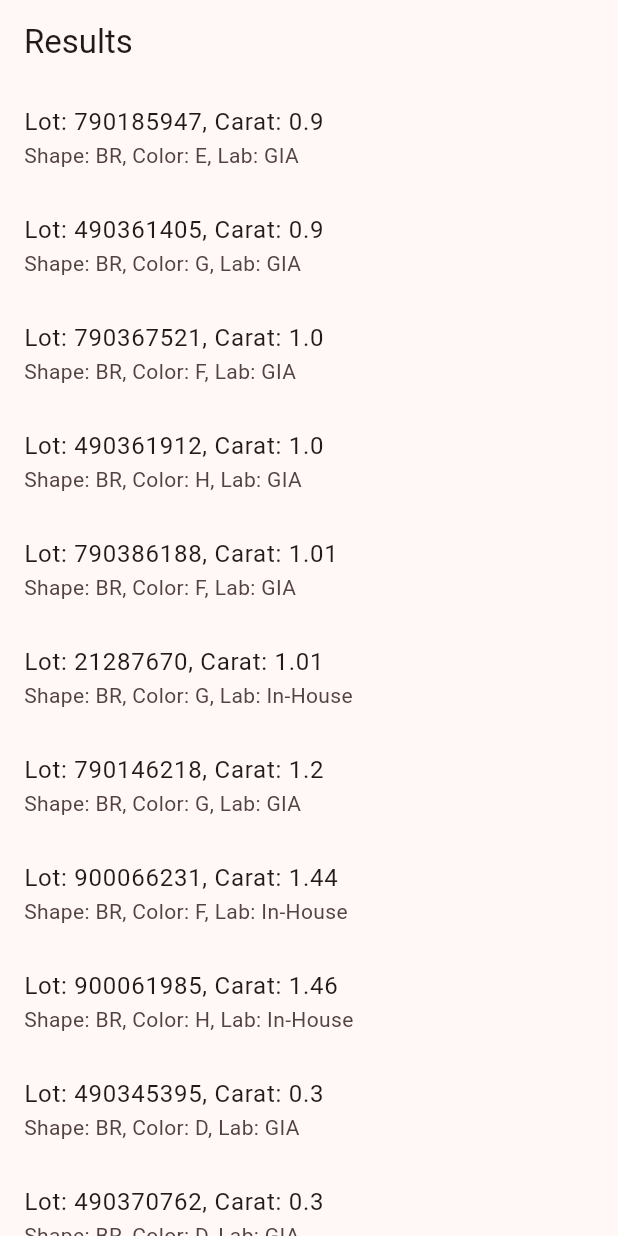
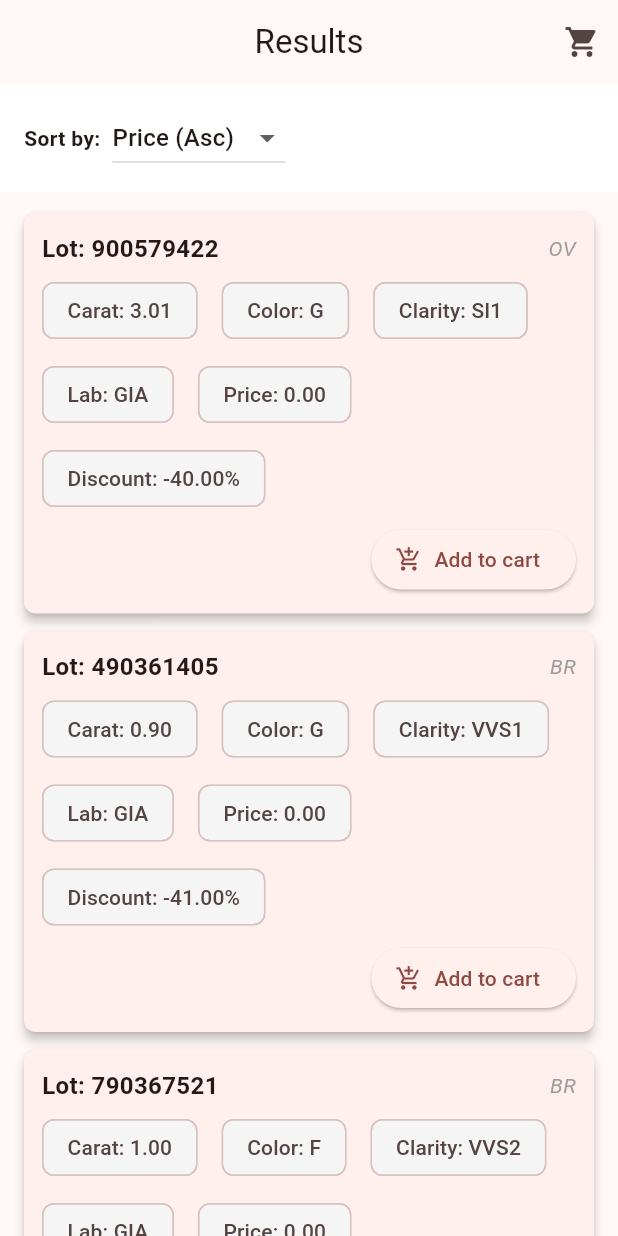
Before and after one commit to sakshamsri4/diamond_kgk_app, a Flutter app: the screen it shows after launch, after a tap on "Search", on a phone screen of 412 x 824 dp. Run offline on Flutter 3.47's test engine with Material 3 defaults, Android fonts, the phone set to English and light mode, and no system bars; our stand-ins replace bloc, equatable, flutter_bloc, get_it, go_router, hive and 1 more; accounts and stored records are empty; statements that could not run were skipped.

Commit message:
Refactor ResultsPage to use StatefulWidget; implement sorting functionality for diamond listings and add DiamondItemCard for improved UI presentation of diamond details.

```diff
--- a/lib/presentation/screens/results_page.dart
+++ b/lib/presentation/screens/results_page.dart
@@ -1,38 +1,142 @@
-// results_page.dart
 import 'package:diamond_kgk_app/bloc/filter/filter_event.dart';
+import 'package:diamond_kgk_app/presentation/widgets/diamond_item_card.dart';
 import 'package:flutter/material.dart';
 import 'package:flutter_bloc/flutter_bloc.dart';
+import 'package:go_router/go_router.dart';
+
 import '../../bloc/filter/filter_bloc.dart';
 
-class ResultsPage extends StatelessWidget {
+// Or however you handle cart logic
+import '../../data/models/diamond_model.dart';
+
+enum SortOption { finalPriceAsc, finalPriceDesc, caratAsc, caratDesc }
+
+class ResultsPage extends StatefulWidget {
   const ResultsPage({super.key});
+
+  @override
+  State<ResultsPage> createState() => _ResultsPageState();
+}
+
+class _ResultsPageState extends State<ResultsPage> {
+  SortOption _currentSort = SortOption.finalPriceAsc;
 
   @override
   Widget build(BuildContext context) {
     return Scaffold(
-      appBar: AppBar(title: const Text('Results')),
+      appBar: AppBar(
+        title: const Text('Results'),
+        centerTitle: true,
+        actions: [
+          // Cart icon to navigate to cart page if needed
+          IconButton(
+            icon: const Icon(Icons.shopping_cart),
+            onPressed: () {
+              // Go to cart
+              context.push('/cart');
+              // or Navigator.pushNamed(context, '/cart'); if not using GoRouter
+            },
+          ),
+        ],
+      ),
       body: SafeArea(
+        child: Column(
+          children: [
+            // Sorting controls
+            _buildSortControls(context),
+
+            // Expanded list of diamonds
+            Expanded(
               child: BlocBuilder<FilterBloc, FilterState>(
-          builder: (context, state) {
-            final diamonds = state.filteredDiamonds;
+                builder: (context, filterState) {
+                  final diamonds = List<DiamondModel>.from(
+                    filterState.filteredDiamonds,
+                  );
+                  // Apply sorting
+                  _sortDiamonds(diamonds);
+
                   if (diamonds.isEmpty) {
                     return const Center(child: Text('No results found.'));
                   }
+
                   return ListView.builder(
+                    padding: const EdgeInsets.symmetric(
+                      horizontal: 16.0,
+                      vertical: 8.0,
+                    ),
                     itemCount: diamonds.length,
                     itemBuilder: (context, index) {
-                final d = diamonds[index];
-                return ListTile(
-                  title: Text('Lot: ${d.lotId}, Carat: ${d.carat}'),
-                  subtitle: Text(
-                    'Shape: ${d.shape}, Color: ${d.color}, Lab: ${d.lab}',
-                  ),
-                );
+                      final diamond = diamonds[index];
+                      return DiamondItemCard(diamond: diamond);
                     },
                   );
                 },
               ),
             ),
+          ],
+        ),
+      ),
     );
   }
+
+  // 1) Sorting Controls at the top
+  Widget _buildSortControls(BuildContext context) {
+    return Container(
+      color: Colors.white,
+      padding: const EdgeInsets.symmetric(horizontal: 16, vertical: 12),
+      child: Row(
+        children: [
+          const Text('Sort by:', style: TextStyle(fontWeight: FontWeight.bold)),
+          const SizedBox(width: 8),
+          // A Dropdown or segmented control for different sort criteria
+          DropdownButton<SortOption>(
+            value: _currentSort,
+            items: const [
+              DropdownMenuItem(
+                value: SortOption.finalPriceAsc,
+                child: Text('Price (Asc)'),
+              ),
+              DropdownMenuItem(
+                value: SortOption.finalPriceDesc,
+                child: Text('Price (Desc)'),
+              ),
+              DropdownMenuItem(
+                value: SortOption.caratAsc,
+                child: Text('Carat (Asc)'),
+              ),
+              DropdownMenuItem(
+                value: SortOption.caratDesc,
+                child: Text('Carat (Desc)'),
+              ),
+            ],
+            onChanged: (value) {
+              if (value != null) {
+                setState(() {
+                  _currentSort = value;
+                });
               }
+            },
+          ),
+        ],
+      ),
+    );
+  }
+
+  // 2) Apply sorting to the diamonds list
+  void _sortDiamonds(List<DiamondModel> diamonds) {
+    switch (_currentSort) {
+      case SortOption.finalPriceAsc:
+        diamonds.sort((a, b) => a.finalAmount.compareTo(b.finalAmount));
+        break;
+      case SortOption.finalPriceDesc:
+        diamonds.sort((a, b) => b.finalAmount.compareTo(a.finalAmount));
+        break;
+      case SortOption.caratAsc:
+        diamonds.sort((a, b) => a.carat.compareTo(b.carat));
+        break;
+      case SortOption.caratDesc:
+        diamonds.sort((a, b) => b.carat.compareTo(a.carat));
+        break;
+    }
+  }
+}
--- /dev/null
+++ b/lib/presentation/widgets/diamond_item_card.dart
@@ -0,0 +1,101 @@
+import 'package:diamond_kgk_app/data/models/diamond_model.dart';
+import 'package:flutter/material.dart';
+
+class DiamondItemCard extends StatelessWidget {
+  final DiamondModel diamond;
+
+  const DiamondItemCard({super.key, required this.diamond});
+
+  @override
+  Widget build(BuildContext context) {
+    // We can read from a CartBloc or a CartService to see if this diamond is in cart
+    final bool isInCart = false;
+    // In a real app, you might do:
+    // final isInCart = context.select((CartBloc bloc) => bloc.state.contains(diamond));
+
+    return Card(
+      elevation: 3,
+      margin: const EdgeInsets.symmetric(vertical: 6),
+      shape: RoundedRectangleBorder(borderRadius: BorderRadius.circular(8)),
+      child: Padding(
+        padding: const EdgeInsets.all(12.0),
+        child: Column(
+          crossAxisAlignment: CrossAxisAlignment.start,
+          children: [
+            // Row with main info
+            Row(
+              mainAxisAlignment: MainAxisAlignment.spaceBetween,
+              children: [
+                Text(
+                  'Lot: ${diamond.lotId}',
+                  style: const TextStyle(
+                    fontWeight: FontWeight.bold,
+                    fontSize: 16,
+                  ),
+                ),
+                // Possibly display shape as an icon or short text
+                Text(
+                  diamond.shape,
+                  style: const TextStyle(
+                    fontStyle: FontStyle.italic,
+                    color: Colors.grey,
+                  ),
+                ),
+              ],
+            ),
+            const SizedBox(height: 6),
+
+            // Some key fields in a flexible layout
+            Wrap(
+              spacing: 16,
+              runSpacing: 8,
+              children: [
+                _detailChip('Carat', diamond.carat.toStringAsFixed(2)),
+                _detailChip('Color', diamond.color),
+                _detailChip('Clarity', diamond.clarity),
+                _detailChip('Lab', diamond.lab),
+                _detailChip('Price', diamond.finalAmount.toStringAsFixed(2)),
+                if (diamond.discount != 0)
+                  _detailChip(
+                    'Discount',
+                    '${diamond.discount.toStringAsFixed(2)}%',
+                  ),
+              ],
+            ),
+            const SizedBox(height: 6),
+
+            // "Add to cart" or "Remove" button
+            Row(
+              mainAxisAlignment: MainAxisAlignment.end,
+              children: [
+                ElevatedButton.icon(
+                  icon: Icon(
+                    isInCart
+                        ? Icons.remove_shopping_cart
+                        : Icons.add_shopping_cart,
+                  ),
+                  label: Text(isInCart ? 'Remove' : 'Add to cart'),
+                  onPressed: () {
+                    if (isInCart) {
+                      // context.read<CartBloc>().add(RemoveFromCart(diamond));
+                    } else {
+                      // context.read<CartBloc>().add(AddToCart(diamond));
+                    }
+                  },
+                ),
+              ],
+            ),
+          ],
+        ),
+      ),
+    );
+  }
+
+  // A helper to style detail fields as small chips or labels
+  Widget _detailChip(String label, String value) {
+    return Chip(
+      backgroundColor: Colors.grey[100],
+      label: Text('$label: $value'),
+    );
+  }
+}
```
Lines whose indentation alone changed are shown as unchanged.
